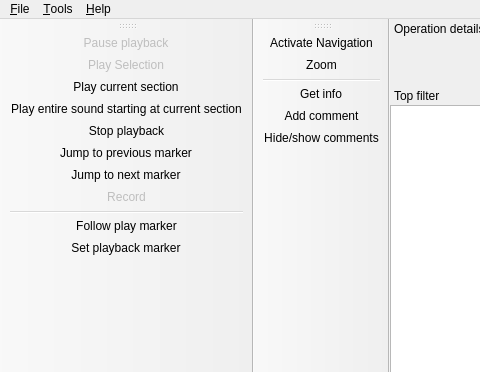
This is ui/mainwindow.ui in gustafsson/freq as Qt 5 draws it before an edit; both pictures show x 0 to 480 and y 0 to 372 of the 886 by 526 pixel window. The edited form follows.
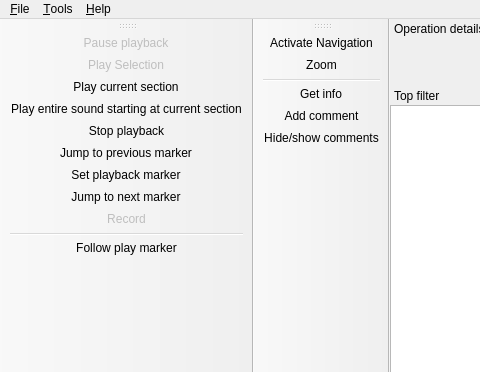
This is the edited form. Icons and pictures are not drawn. Custom widgets are drawn as their Qt base class.

What changed in the file:
```diff
--- a/ui/mainwindow.ui
+++ b/ui/mainwindow.ui
@@ -207,11 +207,11 @@
    <addaction name="actionPlayEntireSound"/>
    <addaction name="actionStopPlayBack"/>
    <addaction name="actionJumpBackward"/>
+   <addaction name="actionSetPlayMarker"/>
    <addaction name="actionJumpForward"/>
    <addaction name="actionRecord"/>
    <addaction name="separator"/>
    <addaction name="actionFollowPlayMarker"/>
-   <addaction name="actionSetPlayMarker"/>
   </widget>
   <widget class="Tools::Support::ToolBar" name="toolBarOperation">
    <property name="enabled">
```
